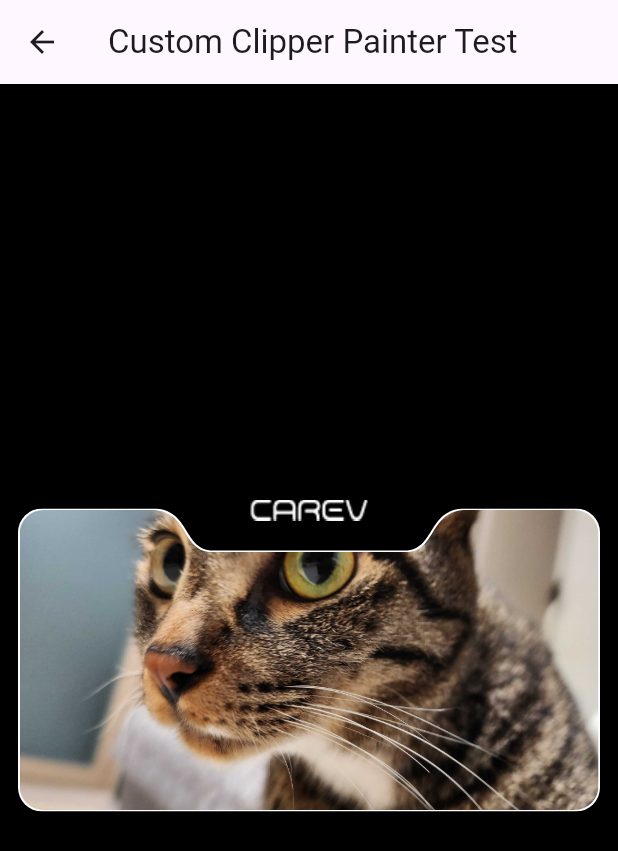
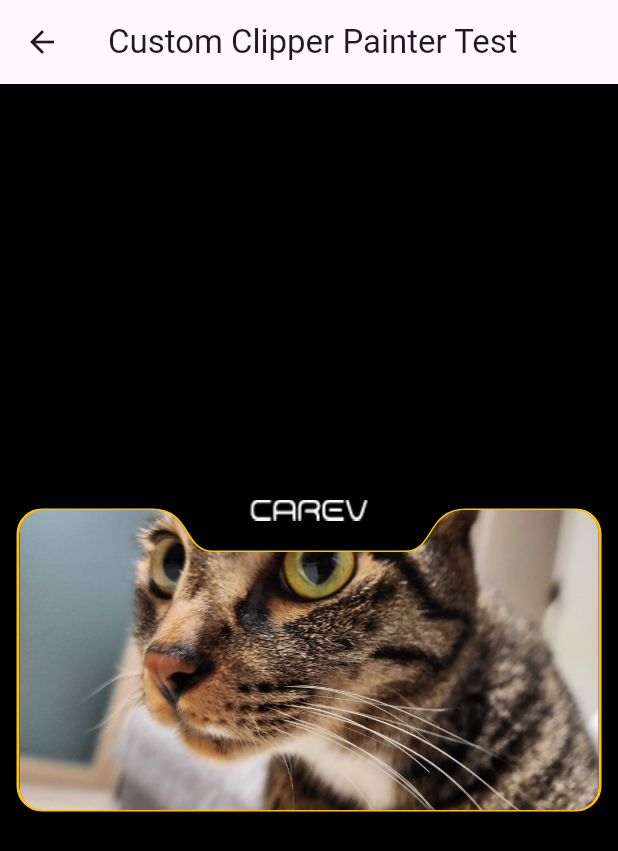
Before and after one commit to donna6355/up_study, a Flutter app: the screen it shows after launch, after a tap on "Custom Clipper", on a phone screen of 412 x 824 dp. Shown: the top 851 px of the screen. Run offline on Flutter 3.47's test engine with Material 3 defaults, Android fonts, the phone set to English and light mode, and no system bars; our stand-ins replace data_table_2, device_info_plus, fl_chart, flutter_bloc, freezed_annotation, google_maps_flutter and 4 more; missing offline and left inert: android_id, dialog_flowtter, flutter_naver_login, kakao_flutter_sdk_user, pluto_grid.

Commit message:
[add] border painter

```diff
--- a/lib/custom_clipper.dart
+++ b/lib/custom_clipper.dart
@@ -24,16 +24,20 @@ class CustomClipperSample extends StatelessWidget {
           child: Stack(
             alignment: Alignment.center,
             children: [
-              ClipPath(
-                clipper: OuterClipper(),
-                child: Container(
-                  width: double.infinity,
-                  height: 202,
-                  decoration: BoxDecoration(
-                    borderRadius: BorderRadius.circular(16),
-                    color: Colors.white,
-                  ),
-                ),
+              // ClipPath(
+              //   clipper: OuterClipper(),
+              //   child: Container(
+              //     width: double.infinity,
+              //     height: 202,
+              //     decoration: BoxDecoration(
+              //       borderRadius: BorderRadius.circular(16),
+              //       color: Colors.white,
+              //     ),
+              //   ),
+              // ),
+              CustomPaint(
+                painter: BorderPainter(),
+                child: SizedBox(height: 200, width: double.infinity),
               ),
               Padding(
                 padding: const EdgeInsets.symmetric(horizontal: 1),
@@ -43,7 +47,6 @@ class CustomClipperSample extends StatelessWidget {
                     width: double.infinity,
                     height: 200,
                     decoration: BoxDecoration(
-                      borderRadius: BorderRadius.circular(16),
                       image: DecorationImage(
                         image: AssetImage('assets/isaac.jpg'),
                         fit: BoxFit.cover,
@@ -61,6 +64,55 @@ class CustomClipperSample extends StatelessWidget {
         ),
       ),
     );
+  }
+}
+
+class BorderPainter extends CustomPainter {
+  @override
+  void paint(Canvas canvas, Size size) {
+    final width = size.width;
+    final height = size.height;
+    const Radius raidus = Radius.circular(16);
+    Paint paint = Paint()
+      ..style = PaintingStyle.stroke
+      ..strokeWidth = 2
+      ..color = Colors.amber;
+    Path path = Path()
+      ..moveTo(16, 0)
+      ..lineTo((size.width / 2 - 104), 0)
+      ..cubicTo((size.width / 2 - 79), 0, (size.width / 2 - 84), 28,
+          (size.width / 2 - 64), 28)
+      ..lineTo((size.width / 2 + 64), 28)
+      ..cubicTo((size.width / 2 + 84), 28, (size.width / 2 + 79), 0,
+          (size.width / 2 + 104), 0)
+      ..lineTo(size.width - 16, 0)
+      ..arcToPoint(
+        Offset(width, 16),
+        radius: raidus,
+      )
+      ..lineTo(size.width, size.height - 16)
+      ..arcToPoint(
+        Offset(width - 16, height),
+        radius: raidus,
+      )
+      ..lineTo(16, height)
+      ..arcToPoint(
+        Offset(0, height - 16),
+        radius: raidus,
+      )
+      ..lineTo(0, 16)
+      ..arcToPoint(
+        Offset(16, 0),
+        radius: raidus,
+      )
+      ..close();
+
+    canvas.drawPath(path, paint);
+  }
+
+  @override
+  bool shouldRepaint(covariant CustomPainter oldDelegate) {
+    return false;
   }
 }
 
@@ -94,18 +146,37 @@ class OuterClipper extends CustomClipper<Path> {
 class InnerClipper extends CustomClipper<Path> {
   @override
   getClip(Size size) {
+    final width = size.width;
+    final height = size.height;
+    const Radius raidus = Radius.circular(16);
     Path path = Path()
-      ..lineTo((size.width / 2 - 105), 0)
-      ..cubicTo((size.width / 2 - 80), 0, (size.width / 2 - 85), 28,
-          (size.width / 2 - 65), 28)
-      ..lineTo((size.width / 2 + 65), 28)
-      ..cubicTo((size.width / 2 + 85), 28, (size.width / 2 + 80), 0,
-          (size.width / 2 + 105), 0)
-      // ..lineTo((size.width / 2 + 40), 0)
-      ..lineTo(size.width, 0)
-      ..lineTo(size.width, size.height)
-      ..lineTo(0, size.height)
-      ..lineTo(0, 0)
+      ..moveTo(16, 0)
+      ..lineTo((size.width / 2 - 104), 0)
+      ..cubicTo((size.width / 2 - 79), 0, (size.width / 2 - 84), 28,
+          (size.width / 2 - 64), 28)
+      ..lineTo((size.width / 2 + 64), 28)
+      ..cubicTo((size.width / 2 + 84), 28, (size.width / 2 + 79), 0,
+          (size.width / 2 + 104), 0)
+      ..lineTo(size.width - 16, 0)
+      ..arcToPoint(
+        Offset(width, 16),
+        radius: raidus,
+      )
+      ..lineTo(size.width, size.height - 16)
+      ..arcToPoint(
+        Offset(width - 16, height),
+        radius: raidus,
+      )
+      ..lineTo(16, height)
+      ..arcToPoint(
+        Offset(0, height - 16),
+        radius: raidus,
+      )
+      ..lineTo(0, 16)
+      ..arcToPoint(
+        Offset(16, 0),
+        radius: raidus,
+      )
       ..close();
     return path;
   }
```
